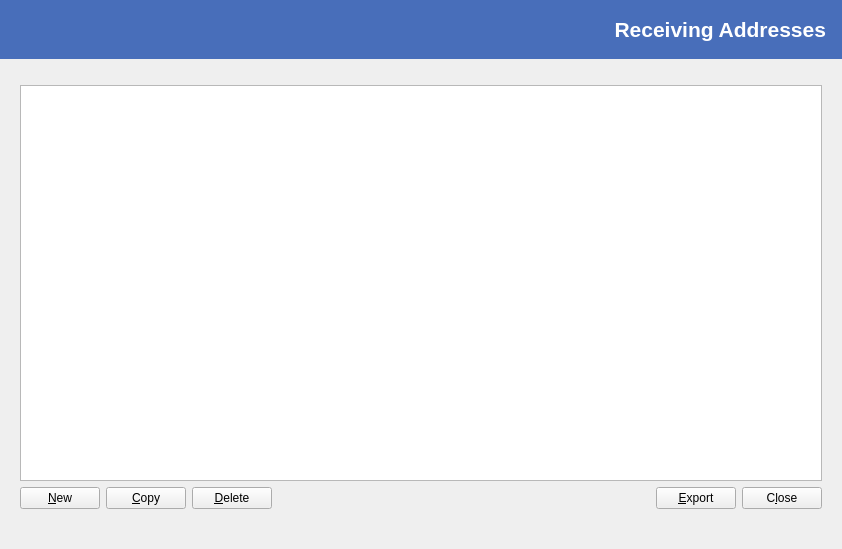
Qt form src/qt/forms/addressbookpage.ui (deeponion/deeponion) before a commit.
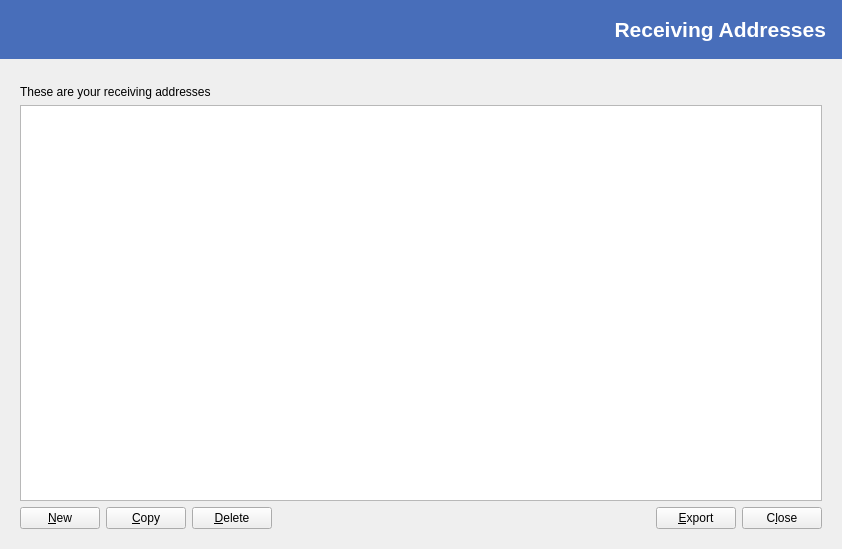
The same form after that commit. Icons and pictures are not drawn.

```diff
--- a/src/qt/forms/addressbookpage.ui
+++ b/src/qt/forms/addressbookpage.ui
@@ -85,6 +85,19 @@
      </item>
      <item>
       <layout class="QVBoxLayout" name="verticalLayout_3">
+       <item>
+        <widget class="QLabel" name="labelExplanation">
+         <property name="text">
+          <string>These are your receiving addresses</string>
+         </property>
+         <property name="textFormat">
+          <enum>Qt::PlainText</enum>
+         </property>
+         <property name="wordWrap">
+          <bool>true</bool>
+         </property>
+        </widget>
+       </item>
        <item>
         <widget class="QTableView" name="tableView">
          <property name="contextMenuPolicy">
@@ -250,16 +263,6 @@
      </property>
     </spacer>
    </item>
-   <item>
-    <widget class="QLabel" name="labelExplanation">
-     <property name="textFormat">
-      <enum>Qt::PlainText</enum>
-     </property>
-     <property name="wordWrap">
-      <bool>true</bool>
-     </property>
-    </widget>
-   </item>
   </layout>
  </widget>
  <resources>
```
